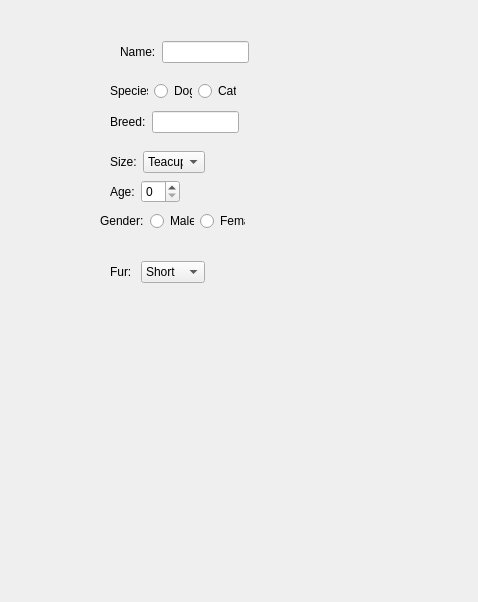
First picture: the form in deliverable2-code/d2-source/addanimal.ui, repository ashleefoureyes/quackjaws, before the edit.
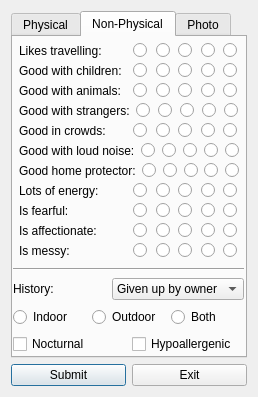
Second picture: the form after the edit. The open tabs and pages were chosen to show the change.

Commit message: Added non-physical attributes

Diff of the .ui file:
```diff
--- a/deliverable2-code/d2-source/addanimal.ui
+++ b/deliverable2-code/d2-source/addanimal.ui
@@ -6,238 +6,1145 @@
    <rect>
     <x>0</x>
     <y>0</y>
-    <width>478</width>
-    <height>602</height>
+    <width>258</width>
+    <height>397</height>
    </rect>
   </property>
   <property name="windowTitle">
    <string>Dialog</string>
   </property>
-  <widget class="QWidget" name="">
-   <property name="geometry">
-    <rect>
-     <x>110</x>
-     <y>180</y>
-     <width>70</width>
-     <height>23</height>
-    </rect>
-   </property>
-   <layout class="QHBoxLayout" name="Age">
-    <item>
-     <widget class="QLabel" name="lbAge">
-      <property name="text">
-       <string>Age:</string>
-      </property>
-     </widget>
-    </item>
-    <item>
-     <widget class="QSpinBox" name="sbAge"/>
-    </item>
-   </layout>
-  </widget>
-  <widget class="QWidget" name="">
-   <property name="geometry">
-    <rect>
-     <x>110</x>
-     <y>150</y>
-     <width>95</width>
-     <height>24</height>
-    </rect>
-   </property>
-   <layout class="QHBoxLayout" name="Size">
-    <item>
-     <widget class="QLabel" name="label">
-      <property name="text">
-       <string>Size:</string>
-      </property>
-     </widget>
-    </item>
-    <item>
-     <widget class="QComboBox" name="cbSize">
-      <item>
-       <property name="text">
-        <string>Teacup</string>
-       </property>
-      </item>
-      <item>
-       <property name="text">
-        <string>Small</string>
-       </property>
-      </item>
-      <item>
-       <property name="text">
-        <string>Medium</string>
-       </property>
-      </item>
-      <item>
-       <property name="text">
-        <string>Large</string>
-       </property>
-      </item>
-     </widget>
-    </item>
-   </layout>
-  </widget>
-  <widget class="QWidget" name="">
-   <property name="geometry">
-    <rect>
-     <x>110</x>
-     <y>110</y>
-     <width>129</width>
-     <height>24</height>
-    </rect>
-   </property>
-   <layout class="QHBoxLayout" name="Breed">
-    <item>
-     <widget class="QLabel" name="lbBreed">
-      <property name="text">
-       <string>Breed:</string>
-      </property>
-     </widget>
-    </item>
-    <item>
-     <widget class="QLineEdit" name="txtSpeciesBox"/>
-    </item>
-   </layout>
-  </widget>
-  <widget class="QWidget" name="">
-   <property name="geometry">
-    <rect>
-     <x>110</x>
-     <y>80</y>
-     <width>126</width>
-     <height>22</height>
-    </rect>
-   </property>
-   <layout class="QHBoxLayout" name="Species">
-    <item>
-     <widget class="QLabel" name="lbSpecies">
-      <property name="text">
-       <string>Species:</string>
-      </property>
-     </widget>
-    </item>
-    <item>
-     <widget class="QRadioButton" name="rbDog">
-      <property name="text">
-       <string>Dog</string>
-      </property>
-      <attribute name="buttonGroup">
-       <string notr="true">groupBreed</string>
-      </attribute>
-     </widget>
-    </item>
-    <item>
-     <widget class="QRadioButton" name="rbCat">
-      <property name="text">
-       <string>Cat</string>
-      </property>
-      <attribute name="buttonGroup">
-       <string notr="true">groupBreed</string>
-      </attribute>
-     </widget>
-    </item>
-   </layout>
-  </widget>
-  <widget class="QWidget" name="">
-   <property name="geometry">
-    <rect>
-     <x>120</x>
-     <y>40</y>
-     <width>129</width>
-     <height>24</height>
-    </rect>
-   </property>
-   <layout class="QHBoxLayout" name="Name">
-    <item>
-     <widget class="QLabel" name="lbName">
-      <property name="text">
-       <string>Name:</string>
-      </property>
-     </widget>
-    </item>
-    <item>
-     <widget class="QLineEdit" name="txtNameBox"/>
-    </item>
-   </layout>
-  </widget>
-  <widget class="QWidget" name="">
-   <property name="geometry">
-    <rect>
-     <x>100</x>
-     <y>210</y>
-     <width>145</width>
-     <height>22</height>
-    </rect>
-   </property>
-   <layout class="QHBoxLayout" name="Gender">
-    <item>
-     <widget class="QLabel" name="lbGender">
-      <property name="text">
-       <string>Gender:</string>
-      </property>
-     </widget>
-    </item>
-    <item>
-     <widget class="QRadioButton" name="rbMale">
-      <property name="text">
-       <string>Male</string>
-      </property>
-      <attribute name="buttonGroup">
-       <string notr="true">groupGender</string>
-      </attribute>
-     </widget>
-    </item>
-    <item>
-     <widget class="QRadioButton" name="rbFemale">
-      <property name="text">
-       <string>Female</string>
-      </property>
-      <attribute name="buttonGroup">
-       <string notr="true">groupGender</string>
-      </attribute>
-     </widget>
-    </item>
-   </layout>
-  </widget>
-  <widget class="QWidget" name="">
-   <property name="geometry">
-    <rect>
-     <x>110</x>
-     <y>260</y>
-     <width>95</width>
-     <height>24</height>
-    </rect>
-   </property>
-   <layout class="QHBoxLayout" name="Fur">
-    <item>
-     <widget class="QLabel" name="lbFur">
-      <property name="text">
-       <string>Fur: </string>
-      </property>
-     </widget>
-    </item>
-    <item>
-     <widget class="QComboBox" name="cbFur">
-      <item>
-       <property name="text">
-        <string>Short</string>
-       </property>
-      </item>
-      <item>
-       <property name="text">
-        <string>Long</string>
-       </property>
-      </item>
-      <item>
-       <property name="text">
-        <string>Hairless</string>
-       </property>
-      </item>
-     </widget>
-    </item>
-   </layout>
-  </widget>
+  <layout class="QGridLayout" name="gridLayout">
+   <item row="1" column="0">
+    <widget class="QPushButton" name="bSubmit">
+     <property name="text">
+      <string>Submit</string>
+     </property>
+    </widget>
+   </item>
+   <item row="1" column="1">
+    <widget class="QPushButton" name="groupIndoor">
+     <property name="text">
+      <string>Exit</string>
+     </property>
+    </widget>
+   </item>
+   <item row="0" column="0" colspan="2">
+    <widget class="QTabWidget" name="fiveButtons">
+     <property name="currentIndex">
+      <number>0</number>
+     </property>
+     <widget class="QWidget" name="tabPhysical">
+      <attribute name="title">
+       <string>Physical</string>
+      </attribute>
+      <layout class="QVBoxLayout" name="verticalLayout_3">
+       <item>
+        <layout class="QVBoxLayout" name="verticalLayout_2">
+         <item>
+          <layout class="QHBoxLayout" name="Name">
+           <item>
+            <widget class="QLabel" name="lbName">
+             <property name="text">
+              <string>Name:</string>
+             </property>
+            </widget>
+           </item>
+           <item>
+            <widget class="QLineEdit" name="txtNameBox"/>
+           </item>
+          </layout>
+         </item>
+         <item>
+          <layout class="QHBoxLayout" name="Species">
+           <item>
+            <widget class="QLabel" name="lbSpecies">
+             <property name="text">
+              <string>Species:</string>
+             </property>
+            </widget>
+           </item>
+           <item>
+            <widget class="QRadioButton" name="rbDog">
+             <property name="text">
+              <string>Dog</string>
+             </property>
+             <attribute name="buttonGroup">
+              <string notr="true">groupBreed</string>
+             </attribute>
+            </widget>
+           </item>
+           <item>
+            <widget class="QRadioButton" name="rbCat">
+             <property name="text">
+              <string>Cat</string>
+             </property>
+             <attribute name="buttonGroup">
+              <string notr="true">groupBreed</string>
+             </attribute>
+            </widget>
+           </item>
+          </layout>
+         </item>
+         <item>
+          <layout class="QHBoxLayout" name="Breed">
+           <item>
+            <widget class="QLabel" name="lbBreed">
+             <property name="text">
+              <string>Breed:</string>
+             </property>
+            </widget>
+           </item>
+           <item>
+            <widget class="QLineEdit" name="txtSpeciesBox"/>
+           </item>
+          </layout>
+         </item>
+         <item>
+          <layout class="QHBoxLayout" name="Size">
+           <item>
+            <widget class="QLabel" name="label">
+             <property name="text">
+              <string>Size:</string>
+             </property>
+            </widget>
+           </item>
+           <item>
+            <widget class="QComboBox" name="cbSize">
+             <item>
+              <property name="text">
+               <string>Teacup</string>
+              </property>
+             </item>
+             <item>
+              <property name="text">
+               <string>Small</string>
+              </property>
+             </item>
+             <item>
+              <property name="text">
+               <string>Medium</string>
+              </property>
+             </item>
+             <item>
+              <property name="text">
+               <string>Large</string>
+              </property>
+             </item>
+            </widget>
+           </item>
+          </layout>
+         </item>
+         <item>
+          <layout class="QHBoxLayout" name="Age">
+           <item>
+            <widget class="QLabel" name="lbAge">
+             <property name="text">
+              <string>Age:</string>
+             </property>
+            </widget>
+           </item>
+           <item>
+            <widget class="QSpinBox" name="sbAge"/>
+           </item>
+          </layout>
+         </item>
+         <item>
+          <layout class="QHBoxLayout" name="Gender">
+           <item>
+            <widget class="QLabel" name="lbGender">
+             <property name="text">
+              <string>Gender:</string>
+             </property>
+            </widget>
+           </item>
+           <item>
+            <widget class="QRadioButton" name="rbMale">
+             <property name="text">
+              <string>Male</string>
+             </property>
+             <attribute name="buttonGroup">
+              <string notr="true">groupGender</string>
+             </attribute>
+            </widget>
+           </item>
+           <item>
+            <widget class="QRadioButton" name="rbFemale">
+             <property name="text">
+              <string>Female</string>
+             </property>
+             <attribute name="buttonGroup">
+              <string notr="true">groupGender</string>
+             </attribute>
+            </widget>
+           </item>
+          </layout>
+         </item>
+         <item>
+          <layout class="QHBoxLayout" name="Fur">
+           <item>
+            <widget class="QLabel" name="lbFur">
+             <property name="text">
+              <string>Fur: </string>
+             </property>
+            </widget>
+           </item>
+           <item>
+            <widget class="QComboBox" name="cbFur">
+             <item>
+              <property name="text">
+               <string>Short</string>
+              </property>
+             </item>
+             <item>
+              <property name="text">
+               <string>Long</string>
+              </property>
+             </item>
+             <item>
+              <property name="text">
+               <string>Hairless</string>
+              </property>
+             </item>
+            </widget>
+           </item>
+          </layout>
+         </item>
+        </layout>
+       </item>
+      </layout>
+     </widget>
+     <widget class="QWidget" name="tabNonPhysical">
+      <attribute name="title">
+       <string>Non-Physical</string>
+      </attribute>
+      <widget class="QWidget" name="widget" native="true">
+       <property name="geometry">
+        <rect>
+         <x>6</x>
+         <y>6</y>
+         <width>230</width>
+         <height>221</height>
+        </rect>
+       </property>
+       <widget class="QWidget" name="">
+        <property name="geometry">
+         <rect>
+          <x>0</x>
+          <y>0</y>
+          <width>221</width>
+          <height>16</height>
+         </rect>
+        </property>
+        <layout class="QHBoxLayout" name="likesTravelling">
+         <item>
+          <widget class="QLabel" name="lbLikesTravel">
+           <property name="text">
+            <string>Likes travelling:</string>
+           </property>
+          </widget>
+         </item>
+         <item>
+          <layout class="QHBoxLayout" name="horizontalLayout">
+           <item>
+            <widget class="QRadioButton" name="rbTravel1">
+             <property name="text">
+              <string/>
+             </property>
+             <attribute name="buttonGroup">
+              <string notr="true">groupTravel</string>
+             </attribute>
+            </widget>
+           </item>
+           <item>
+            <widget class="QRadioButton" name="rbTravel2">
+             <property name="text">
+              <string/>
+             </property>
+             <attribute name="buttonGroup">
+              <string notr="true">groupTravel</string>
+             </attribute>
+            </widget>
+           </item>
+           <item>
+            <widget class="QRadioButton" name="rbTravel3">
+             <property name="text">
+              <string/>
+             </property>
+             <attribute name="buttonGroup">
+              <string notr="true">groupTravel</string>
+             </attribute>
+            </widget>
+           </item>
+           <item>
+            <widget class="QRadioButton" name="rbTravel4">
+             <property name="text">
+              <string/>
+             </property>
+             <attribute name="buttonGroup">
+              <string notr="true">groupTravel</string>
+             </attribute>
+            </widget>
+           </item>
+           <item>
+            <widget class="QRadioButton" name="rbTravel5">
+             <property name="text">
+              <string/>
+             </property>
+             <attribute name="buttonGroup">
+              <string notr="true">groupTravel</string>
+             </attribute>
+            </widget>
+           </item>
+          </layout>
+         </item>
+        </layout>
+       </widget>
+       <widget class="QWidget" name="layoutWidget_10">
+        <property name="geometry">
+         <rect>
+          <x>0</x>
+          <y>200</y>
+          <width>221</width>
+          <height>16</height>
+         </rect>
+        </property>
+        <layout class="QHBoxLayout" name="messy">
+         <item>
+          <widget class="QLabel" name="lbMessy">
+           <property name="text">
+            <string>Is messy:</string>
+           </property>
+          </widget>
+         </item>
+         <item>
+          <layout class="QHBoxLayout" name="horizontalLayout_14">
+           <item>
+            <widget class="QRadioButton" name="rbMessy1">
+             <property name="text">
+              <string/>
+             </property>
+             <attribute name="buttonGroup">
+              <string notr="true">groupMessy</string>
+             </attribute>
+            </widget>
+           </item>
+           <item>
+            <widget class="QRadioButton" name="rbMessy2">
+             <property name="text">
+              <string/>
+             </property>
+             <attribute name="buttonGroup">
+              <string notr="true">groupMessy</string>
+             </attribute>
+            </widget>
+           </item>
+           <item>
+            <widget class="QRadioButton" name="rbMessy4">
+             <property name="text">
+              <string/>
+             </property>
+             <attribute name="buttonGroup">
+              <string notr="true">groupMessy</string>
+             </attribute>
+            </widget>
+           </item>
+           <item>
+            <widget class="QRadioButton" name="rbMessy5">
+             <property name="text">
+              <string/>
+             </property>
+             <attribute name="buttonGroup">
+              <string notr="true">groupMessy</string>
+             </attribute>
+            </widget>
+           </item>
+           <item>
+            <widget class="QRadioButton" name="rbMessy3">
+             <property name="text">
+              <string/>
+             </property>
+             <attribute name="buttonGroup">
+              <string notr="true">groupMessy</string>
+             </attribute>
+            </widget>
+           </item>
+          </layout>
+         </item>
+        </layout>
+       </widget>
+       <widget class="QWidget" name="layoutWidget_2">
+        <property name="geometry">
+         <rect>
+          <x>0</x>
+          <y>40</y>
+          <width>221</width>
+          <height>16</height>
+         </rect>
+        </property>
+        <layout class="QHBoxLayout" name="goodWithAnimals">
+         <item>
+          <widget class="QLabel" name="lbGoodWithAnimals">
+           <property name="text">
+            <string>Good with animals:</string>
+           </property>
+          </widget>
+         </item>
+         <item>
+          <layout class="QHBoxLayout" name="horizontalLayout_6">
+           <item>
+            <widget class="QRadioButton" name="rbGdAnimals1">
+             <property name="text">
+              <string/>
+             </property>
+             <attribute name="buttonGroup">
+              <string notr="true">groupGoodAnimals</string>
+             </attribute>
+            </widget>
+           </item>
+           <item>
+            <widget class="QRadioButton" name="rbGdAnimals2">
+             <property name="text">
+              <string/>
+             </property>
+             <attribute name="buttonGroup">
+              <string notr="true">groupGoodAnimals</string>
+             </attribute>
+            </widget>
+           </item>
+           <item>
+            <widget class="QRadioButton" name="rbGdAnimals3">
+             <property name="text">
+              <string/>
+             </property>
+             <attribute name="buttonGroup">
+              <string notr="true">groupGoodAnimals</string>
+             </attribute>
+            </widget>
+           </item>
+           <item>
+            <widget class="QRadioButton" name="rbGdAnimals4">
+             <property name="text">
+              <string/>
+             </property>
+             <attribute name="buttonGroup">
+              <string notr="true">groupGoodAnimals</string>
+             </attribute>
+            </widget>
+           </item>
+           <item>
+            <widget class="QRadioButton" name="rbGdAnimals5">
+             <property name="text">
+              <string/>
+             </property>
+             <attribute name="buttonGroup">
+              <string notr="true">groupGoodAnimals</string>
+             </attribute>
+            </widget>
+           </item>
+          </layout>
+         </item>
+        </layout>
+       </widget>
+       <widget class="QWidget" name="layoutWidget_8">
+        <property name="geometry">
+         <rect>
+          <x>0</x>
+          <y>100</y>
+          <width>221</width>
+          <height>16</height>
+         </rect>
+        </property>
+        <layout class="QHBoxLayout" name="noise">
+         <item>
+          <widget class="QLabel" name="lbNoise">
+           <property name="text">
+            <string>Good with loud noise:</string>
+           </property>
+          </widget>
+         </item>
+         <item>
+          <layout class="QHBoxLayout" name="horizontalLayout_12">
+           <item>
+            <widget class="QRadioButton" name="rbNoise1">
+             <property name="text">
+              <string/>
+             </property>
+             <attribute name="buttonGroup">
+              <string notr="true">groupNoise</string>
+             </attribute>
+            </widget>
+           </item>
+           <item>
+            <widget class="QRadioButton" name="rbNoise2">
+             <property name="text">
+              <string/>
+             </property>
+             <attribute name="buttonGroup">
+              <string notr="true">groupNoise</string>
+             </attribute>
+            </widget>
+           </item>
+           <item>
+            <widget class="QRadioButton" name="rbNoise3">
+             <property name="text">
+              <string/>
+             </property>
+             <attribute name="buttonGroup">
+              <string notr="true">groupNoise</string>
+             </attribute>
+            </widget>
+           </item>
+           <item>
+            <widget class="QRadioButton" name="rbNoise4">
+             <property name="text">
+              <string/>
+             </property>
+             <attribute name="buttonGroup">
+              <string notr="true">groupNoise</string>
+             </attribute>
+            </widget>
+           </item>
+           <item>
+            <widget class="QRadioButton" name="rbNoise5">
+             <property name="text">
+              <string/>
+             </property>
+             <attribute name="buttonGroup">
+              <string notr="true">groupNoise</string>
+             </attribute>
+            </widget>
+           </item>
+          </layout>
+         </item>
+        </layout>
+       </widget>
+       <widget class="QWidget" name="layoutWidget">
+        <property name="geometry">
+         <rect>
+          <x>0</x>
+          <y>20</y>
+          <width>221</width>
+          <height>16</height>
+         </rect>
+        </property>
+        <layout class="QHBoxLayout" name="goodWithChildren">
+         <item>
+          <widget class="QLabel" name="lbGoodWithChildren">
+           <property name="text">
+            <string>Good with children:</string>
+           </property>
+          </widget>
+         </item>
+         <item>
+          <layout class="QHBoxLayout" name="horizontalLayout_4">
+           <item>
+            <widget class="QRadioButton" name="rbChildren1">
+             <property name="text">
+              <string/>
+             </property>
+             <attribute name="buttonGroup">
+              <string notr="true">groupChildren</string>
+             </attribute>
+            </widget>
+           </item>
+           <item>
+            <widget class="QRadioButton" name="rbChildren2">
+             <property name="text">
+              <string/>
+             </property>
+             <attribute name="buttonGroup">
+              <string notr="true">groupChildren</string>
+             </attribute>
+            </widget>
+           </item>
+           <item>
+            <widget class="QRadioButton" name="rbChildren3">
+             <property name="text">
+              <string/>
+             </property>
+             <attribute name="buttonGroup">
+              <string notr="true">groupChildren</string>
+             </attribute>
+            </widget>
+           </item>
+           <item>
+            <widget class="QRadioButton" name="rbChildren4">
+             <property name="text">
+              <string/>
+             </property>
+             <attribute name="buttonGroup">
+              <string notr="true">groupChildren</string>
+             </attribute>
+            </widget>
+           </item>
+           <item>
+            <widget class="QRadioButton" name="rbChildren5">
+             <property name="text">
+              <string/>
+             </property>
+             <attribute name="buttonGroup">
+              <string notr="true">groupChildren</string>
+             </attribute>
+            </widget>
+           </item>
+          </layout>
+         </item>
+        </layout>
+       </widget>
+       <widget class="QWidget" name="layoutWidget_9">
+        <property name="geometry">
+         <rect>
+          <x>0</x>
+          <y>180</y>
+          <width>221</width>
+          <height>16</height>
+         </rect>
+        </property>
+        <layout class="QHBoxLayout" name="affection">
+         <item>
+          <widget class="QLabel" name="lbAffection">
+           <property name="text">
+            <string>Is affectionate:</string>
+           </property>
+          </widget>
+         </item>
+         <item>
+          <layout class="QHBoxLayout" name="horizontalLayout_13">
+           <item>
+            <widget class="QRadioButton" name="rbAffection1">
+             <property name="text">
+              <string/>
+             </property>
+             <attribute name="buttonGroup">
+              <string notr="true">groupAffection</string>
+             </attribute>
+            </widget>
+           </item>
+           <item>
+            <widget class="QRadioButton" name="rbAffection2">
+             <property name="text">
+              <string/>
+             </property>
+             <attribute name="buttonGroup">
+              <string notr="true">groupAffection</string>
+             </attribute>
+            </widget>
+           </item>
+           <item>
+            <widget class="QRadioButton" name="rbAffection3">
+             <property name="text">
+              <string/>
+             </property>
+             <attribute name="buttonGroup">
+              <string notr="true">groupAffection</string>
+             </attribute>
+            </widget>
+           </item>
+           <item>
+            <widget class="QRadioButton" name="rbAffection4">
+             <property name="text">
+              <string/>
+             </property>
+             <attribute name="buttonGroup">
+              <string notr="true">groupAffection</string>
+             </attribute>
+            </widget>
+           </item>
+           <item>
+            <widget class="QRadioButton" name="rbAffection5">
+             <property name="text">
+              <string/>
+             </property>
+             <attribute name="buttonGroup">
+              <string notr="true">groupAffection</string>
+             </attribute>
+            </widget>
+           </item>
+          </layout>
+         </item>
+        </layout>
+       </widget>
+       <widget class="QWidget" name="layoutWidget_3">
+        <property name="geometry">
+         <rect>
+          <x>0</x>
+          <y>140</y>
+          <width>221</width>
+          <height>16</height>
+         </rect>
+        </property>
+        <layout class="QHBoxLayout" name="lotsOfEnergy">
+         <item>
+          <widget class="QLabel" name="lbEnergy">
+           <property name="text">
+            <string>Lots of energy:</string>
+           </property>
+          </widget>
+         </item>
+         <item>
+          <layout class="QHBoxLayout" name="horizontalLayout_7">
+           <item>
+            <widget class="QRadioButton" name="rbEnergy1">
+             <property name="text">
+              <string/>
+             </property>
+             <attribute name="buttonGroup">
+              <string notr="true">groupEnergy</string>
+             </attribute>
+            </widget>
+           </item>
+           <item>
+            <widget class="QRadioButton" name="rbEnergy2">
+             <property name="text">
+              <string/>
+             </property>
+             <attribute name="buttonGroup">
+              <string notr="true">groupEnergy</string>
+             </attribute>
+            </widget>
+           </item>
+           <item>
+            <widget class="QRadioButton" name="rbEnergy3">
+             <property name="text">
+              <string/>
+             </property>
+             <attribute name="buttonGroup">
+              <string notr="true">groupEnergy</string>
+             </attribute>
+            </widget>
+           </item>
+           <item>
+            <widget class="QRadioButton" name="rbEnergy4">
+             <property name="text">
+              <string/>
+             </property>
+             <attribute name="buttonGroup">
+              <string notr="true">groupEnergy</string>
+             </attribute>
+            </widget>
+           </item>
+           <item>
+            <widget class="QRadioButton" name="rbEnergy5">
+             <property name="text">
+              <string/>
+             </property>
+             <attribute name="buttonGroup">
+              <string notr="true">groupEnergy</string>
+             </attribute>
+            </widget>
+           </item>
+          </layout>
+         </item>
+        </layout>
+       </widget>
+       <widget class="QWidget" name="layoutWidget_7">
+        <property name="geometry">
+         <rect>
+          <x>0</x>
+          <y>80</y>
+          <width>221</width>
+          <height>16</height>
+         </rect>
+        </property>
+        <layout class="QHBoxLayout" name="crowds">
+         <item>
+          <widget class="QLabel" name="lbCrowds">
+           <property name="text">
+            <string>Good in crowds:</string>
+           </property>
+          </widget>
+         </item>
+         <item>
+          <layout class="QHBoxLayout" name="horizontalLayout_11">
+           <item>
+            <widget class="QRadioButton" name="rbCrowds1">
+             <property name="text">
+              <string/>
+             </property>
+             <attribute name="buttonGroup">
+              <string notr="true">groupCrowds</string>
+             </attribute>
+            </widget>
+           </item>
+           <item>
+            <widget class="QRadioButton" name="rbCrowds2">
+             <property name="text">
+              <string/>
+             </property>
+             <attribute name="buttonGroup">
+              <string notr="true">groupCrowds</string>
+             </attribute>
+            </widget>
+           </item>
+           <item>
+            <widget class="QRadioButton" name="rbCrowds3">
+             <property name="text">
+              <string/>
+             </property>
+             <attribute name="buttonGroup">
+              <string notr="true">groupCrowds</string>
+             </attribute>
+            </widget>
+           </item>
+           <item>
+            <widget class="QRadioButton" name="rbCrowds4">
+             <property name="text">
+              <string/>
+             </property>
+             <attribute name="buttonGroup">
+              <string notr="true">groupCrowds</string>
+             </attribute>
+            </widget>
+           </item>
+           <item>
+            <widget class="QRadioButton" name="rbCrowds5">
+             <property name="text">
+              <string/>
+             </property>
+             <attribute name="buttonGroup">
+              <string notr="true">groupCrowds</string>
+             </attribute>
+            </widget>
+           </item>
+          </layout>
+         </item>
+        </layout>
+       </widget>
+       <widget class="QWidget" name="layoutWidget_6">
+        <property name="geometry">
+         <rect>
+          <x>0</x>
+          <y>60</y>
+          <width>221</width>
+          <height>16</height>
+         </rect>
+        </property>
+        <layout class="QHBoxLayout" name="strangers">
+         <item>
+          <widget class="QLabel" name="lbStrange">
+           <property name="text">
+            <string>Good with strangers:</string>
+           </property>
+          </widget>
+         </item>
+         <item>
+          <layout class="QHBoxLayout" name="horizontalLayout_10">
+           <item>
+            <widget class="QRadioButton" name="rbStrange1">
+             <property name="text">
+              <string/>
+             </property>
+             <attribute name="buttonGroup">
+              <string notr="true">groupStrange</string>
+             </attribute>
+            </widget>
+           </item>
+           <item>
+            <widget class="QRadioButton" name="rbStrange2">
+             <property name="text">
+              <string/>
+             </property>
+             <attribute name="buttonGroup">
+              <string notr="true">groupStrange</string>
+             </attribute>
+            </widget>
+           </item>
+           <item>
+            <widget class="QRadioButton" name="rbStrange3">
+             <property name="text">
+              <string/>
+             </property>
+             <attribute name="buttonGroup">
+              <string notr="true">groupStrange</string>
+             </attribute>
+            </widget>
+           </item>
+           <item>
+            <widget class="QRadioButton" name="rbStrange4">
+             <property name="text">
+              <string/>
+             </property>
+             <attribute name="buttonGroup">
+              <string notr="true">groupStrange</string>
+             </attribute>
+            </widget>
+           </item>
+           <item>
+            <widget class="QRadioButton" name="rbStrange5">
+             <property name="text">
+              <string/>
+             </property>
+             <attribute name="buttonGroup">
+              <string notr="true">groupStrange</string>
+             </attribute>
+            </widget>
+           </item>
+          </layout>
+         </item>
+        </layout>
+       </widget>
+       <widget class="QWidget" name="layoutWidget_5">
+        <property name="geometry">
+         <rect>
+          <x>0</x>
+          <y>120</y>
+          <width>221</width>
+          <height>16</height>
+         </rect>
+        </property>
+        <layout class="QHBoxLayout" name="protect">
+         <item>
+          <widget class="QLabel" name="lbProtect">
+           <property name="text">
+            <string>Good home protector:</string>
+           </property>
+          </widget>
+         </item>
+         <item>
+          <layout class="QHBoxLayout" name="horizontalLayout_9">
+           <item>
+            <widget class="QRadioButton" name="rbProtect1">
+             <property name="text">
+              <string/>
+             </property>
+             <attribute name="buttonGroup">
+              <string notr="true">groupProtect</string>
+             </attribute>
+            </widget>
+           </item>
+           <item>
+            <widget class="QRadioButton" name="rbProtect2">
+             <property name="text">
+              <string/>
+             </property>
+             <attribute name="buttonGroup">
+              <string notr="true">groupProtect</string>
+             </attribute>
+            </widget>
+           </item>
+           <item>
+            <widget class="QRadioButton" name="rbProtect3">
+             <property name="text">
+              <string/>
+             </property>
+             <attribute name="buttonGroup">
+              <string notr="true">groupProtect</string>
+             </attribute>
+            </widget>
+           </item>
+           <item>
+            <widget class="QRadioButton" name="rbProtect4">
+             <property name="text">
+              <string/>
+             </property>
+             <attribute name="buttonGroup">
+              <string notr="true">groupProtect</string>
+             </attribute>
+            </widget>
+           </item>
+           <item>
+            <widget class="QRadioButton" name="rbProtect5">
+             <property name="text">
+              <string/>
+             </property>
+             <attribute name="buttonGroup">
+              <string notr="true">groupProtect</string>
+             </attribute>
+            </widget>
+           </item>
+          </layout>
+         </item>
+        </layout>
+       </widget>
+       <widget class="QWidget" name="layoutWidget_4">
+        <property name="geometry">
+         <rect>
+          <x>0</x>
+          <y>160</y>
+          <width>221</width>
+          <height>16</height>
+         </rect>
+        </property>
+        <layout class="QHBoxLayout" name="isVeryFearful">
+         <item>
+          <widget class="QLabel" name="lbFear">
+           <property name="text">
+            <string>Is fearful:</string>
+           </property>
+          </widget>
+         </item>
+         <item>
+          <layout class="QHBoxLayout" name="horizontalLayout_8">
+           <item>
+            <widget class="QRadioButton" name="rbFear1">
+             <property name="text">
+              <string/>
+             </property>
+             <attribute name="buttonGroup">
+              <string notr="true">groupFear</string>
+             </attribute>
+            </widget>
+           </item>
+           <item>
+            <widget class="QRadioButton" name="rbFear2">
+             <property name="text">
+              <string/>
+             </property>
+             <attribute name="buttonGroup">
+              <string notr="true">groupFear</string>
+             </attribute>
+            </widget>
+           </item>
+           <item>
+            <widget class="QRadioButton" name="rbFear3">
+             <property name="text">
+              <string/>
+             </property>
+             <attribute name="buttonGroup">
+              <string notr="true">groupFear</string>
+             </attribute>
+            </widget>
+           </item>
+           <item>
+            <widget class="QRadioButton" name="rbFear4">
+             <property name="text">
+              <string/>
+             </property>
+             <attribute name="buttonGroup">
+              <string notr="true">groupFear</string>
+             </attribute>
+            </widget>
+           </item>
+           <item>
+            <widget class="QRadioButton" name="rbFear5">
+             <property name="text">
+              <string/>
+             </property>
+             <attribute name="buttonGroup">
+              <string notr="true">groupFear</string>
+             </attribute>
+            </widget>
+           </item>
+          </layout>
+         </item>
+        </layout>
+       </widget>
+      </widget>
+      <widget class="QWidget" name="widget_2" native="true">
+       <property name="geometry">
+        <rect>
+         <x>0</x>
+         <y>230</y>
+         <width>231</width>
+         <height>88</height>
+        </rect>
+       </property>
+       <layout class="QVBoxLayout" name="verticalLayout_4">
+        <item>
+         <widget class="Line" name="line">
+          <property name="orientation">
+           <enum>Qt::Horizontal</enum>
+          </property>
+         </widget>
+        </item>
+        <item>
+         <layout class="QHBoxLayout" name="horizontalLayout_2">
+          <item>
+           <widget class="QLabel" name="lbHistory">
+            <property name="text">
+             <string>History:</string>
+            </property>
+           </widget>
+          </item>
+          <item>
+           <widget class="QComboBox" name="cbHistory">
+            <item>
+             <property name="text">
+              <string>Given up by owner</string>
+             </property>
+            </item>
+            <item>
+             <property name="text">
+              <string>Street animal</string>
+             </property>
+            </item>
+            <item>
+             <property name="text">
+              <string>Rescue</string>
+             </property>
+            </item>
+            <item>
+             <property name="text">
+              <string>Unknown</string>
+             </property>
+            </item>
+           </widget>
+          </item>
+         </layout>
+        </item>
+        <item>
+         <layout class="QHBoxLayout" name="horizontalLayout_3">
+          <item>
+           <widget class="QRadioButton" name="rbIndoor">
+            <property name="text">
+             <string>Indoor</string>
+            </property>
+            <attribute name="buttonGroup">
+             <string notr="true">buttonGroup</string>
+            </attribute>
+           </widget>
+          </item>
+          <item>
+           <widget class="QRadioButton" name="rbOutdoor">
+            <property name="text">
+             <string>Outdoor</string>
+            </property>
+            <attribute name="buttonGroup">
+             <string notr="true">buttonGroup</string>
+            </attribute>
+           </widget>
+          </item>
+          <item>
+           <widget class="QRadioButton" name="rbBoth">
+            <property name="text">
+             <string>Both</string>
+            </property>
+            <attribute name="buttonGroup">
+             <string notr="true">buttonGroup</string>
+            </attribute>
+           </widget>
+          </item>
+         </layout>
+        </item>
+        <item>
+         <layout class="QHBoxLayout" name="horizontalLayout_15">
+          <item>
+           <widget class="QCheckBox" name="boxNocturnal">
+            <property name="text">
+             <string>Nocturnal</string>
+            </property>
+           </widget>
+          </item>
+          <item>
+           <widget class="QCheckBox" name="boxAllergies">
+            <property name="text">
+             <string>Hypoallergenic</string>
+            </property>
+           </widget>
+          </item>
+         </layout>
+        </item>
+       </layout>
+      </widget>
+     </widget>
+     <widget class="QWidget" name="Image">
+      <attribute name="title">
+       <string>Photo</string>
+      </attribute>
+     </widget>
+    </widget>
+   </item>
+  </layout>
  </widget>
  <resources/>
  <connections/>
```
Left out of the diff: 12 changed lines with no effect on the pictures. The commit also changes 14 other files.
